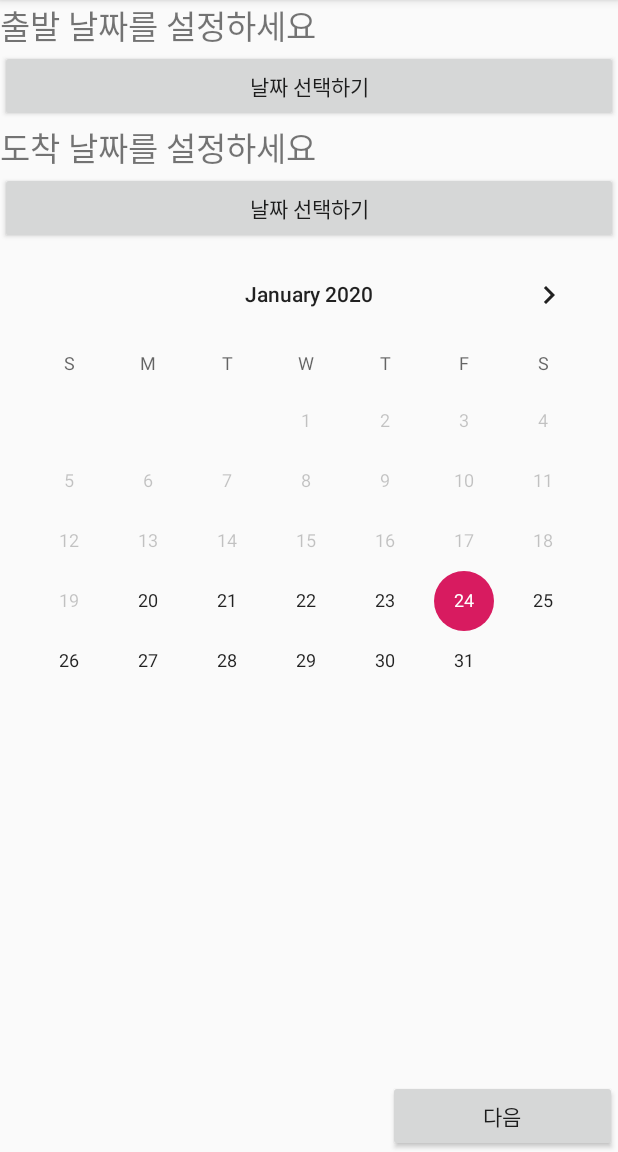
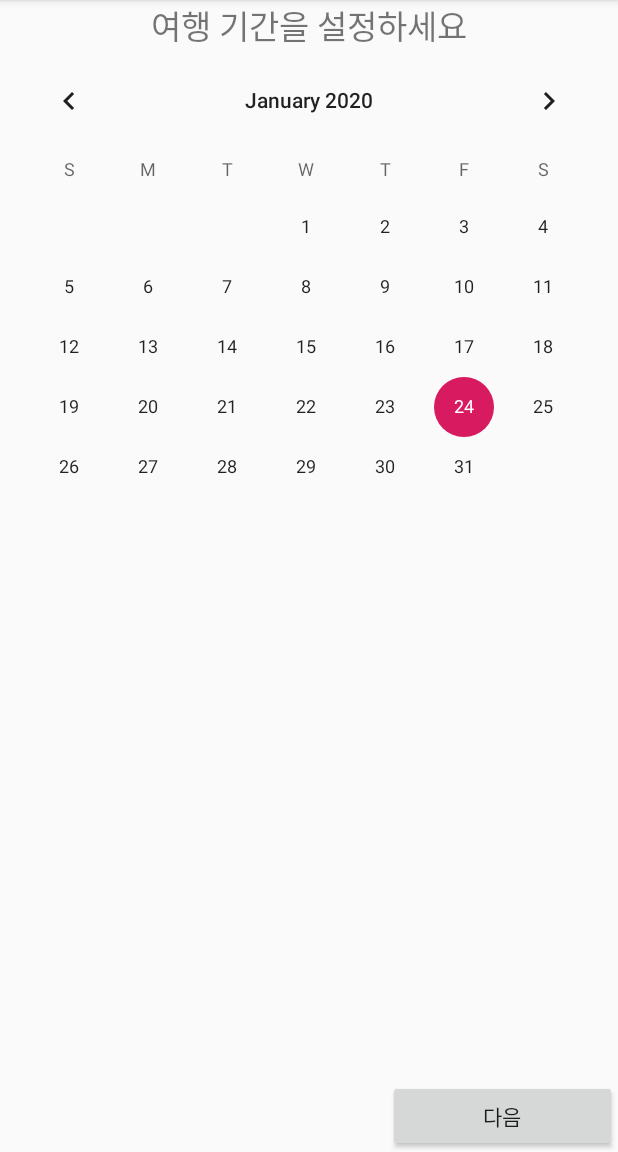
Before and after one commit to Kimnaram/Along-The-Road, an Android app: the dayselectActivity screen opened directly, with no data from a screen before it, on a phone screen of 412 x 824 dp, the part 84-1236 px from its top. Run offline under Robolectric (Android 15) with nearby library versions, the phone set to English and light mode, and no system bars; 1 statement that could not run was skipped.

Commit message:
여행 기간 선택하기 화면 수정중_200124

```diff
--- a/app/src/main/java/com/example/along_the_road/dayselectActivity.java
+++ b/app/src/main/java/com/example/along_the_road/dayselectActivity.java
@@ -2,43 +2,43 @@ package com.example.along_the_road;
 
 import androidx.appcompat.app.AppCompatActivity;
 
-import android.app.DatePickerDialog;
 import android.content.Intent;
 import android.os.Bundle;
 import android.view.View;
 import android.widget.Button;
 import android.widget.CalendarView;
-import android.widget.DatePicker;
-import android.widget.TextView;
 import android.widget.Toast;
+
+import java.util.Date;
+import java.text.SimpleDateFormat;
 
 public class dayselectActivity extends AppCompatActivity {
 
-    private DatePickerDialog.OnDateSetListener acallbackMethod;
-    private DatePickerDialog.OnDateSetListener scallbackMethod;
-    private Button start_date;
-    private Button arrive_date;
+    private int count = 0;
+    private String start_date = "";
+    private String end_date = "";
+//    private CalendarView calendar = (CalendarView)findViewById(R.id.calendar);
 
    @Override
     protected void onCreate(Bundle savedInstanceState) {
         super.onCreate(savedInstanceState);
         setContentView(R.layout.activity_dayselect);
 
-        this.InitiallizeView();
-        this.InitializesListener();
-        this.InitializeaListener();
-
         Intent intent = getIntent();
         final String city = intent.getExtras().getString("city");
         final Button next_btn = (Button)findViewById(R.id.next);
-        final Button start_btn = (Button)findViewById(R.id.startdate_btn);
-        final Button arrive_btn = (Button)findViewById(R.id.arrivedate_btn);
 
-        final String start_date = start_btn.getText().toString();
-        final String arrive_date = arrive_btn.getText().toString();
+       SimpleDateFormat format1 = new SimpleDateFormat ( "MMddyyyy");
 
-       //CalendarView 인스턴스 만들기
+       Date date = new Date();
+
+       String min_date = format1.format(date);
+       long min_date_l = Long.parseLong(min_date);
+
+       System.out.println(min_date);
+
        CalendarView calendar = (CalendarView)findViewById(R.id.calendar);
+       calendar.setMinDate(min_date_l);
 
        //리스너 등록
        calendar.setOnDateChangeListener(new CalendarView.OnDateChangeListener() {
@@ -47,10 +47,24 @@ public class dayselectActivity extends AppCompatActivity {
            public void onSelectedDayChange(CalendarView view, int year, int month, int dayOfMonth) {
 
                // TODO Auto-generated method stub
-               String start_day = year + "-" + month+1 + "-" + dayOfMonth;
-               Toast.makeText(dayselectActivity.this, year+"-"+(month+1)+"-"+dayOfMonth, Toast.LENGTH_SHORT).show();
+               count += 1;
+
+
+               if(count == 1) {
+                   start_date = "" +year + (month + 1) + dayOfMonth;
+                   Toast.makeText(dayselectActivity.this, "출발 날짜 : "+year + "-" + (month + 1) + "-" + dayOfMonth, Toast.LENGTH_SHORT).show();
                }
-       });
+
+               else if(count == 2) {
+                   String temp = ""+year + (month + 1) + dayOfMonth;
+                   int s_d = Integer.parseInt(start_date);
+                   int e_d = Integer.parseInt(temp);
+                   if(s_d >= e_d) {
+                       Toast.makeText(getApplicationContext(), "도착 날짜가 출발 날짜보다 먼저일 수 없습니다.", Toast.LENGTH_SHORT).show();
+                   }
+                   else if(s_d < e_d) {
+                       end_date = ""+year + (month + 1) + dayOfMonth;
+                       Toast.makeText(dayselectActivity.this, "도착 날짜 : "+year + "-" + (month + 1) + "-" + dayOfMonth, Toast.LENGTH_SHORT).show();
 
                        next_btn.setOnClickListener(new View.OnClickListener() {
                            @Override
@@ -59,46 +73,25 @@ public class dayselectActivity extends AppCompatActivity {
 
                                intent.putExtra("city", city);
                                intent.putExtra("s_date ", start_date);
-               intent.putExtra("a_date", arrive_date);
+                               intent.putExtra("a_date", end_date);
 
                                startActivity(intent);
                            }
                        });
 
                    }
-
-    public void InitiallizeView() {
-       start_date = (Button) findViewById(R.id.startdate_btn);
-       arrive_date = (Button) findViewById(R.id.arrivedate_btn);
+                   count = 0;
                }
 
-    public void InitializesListener() {
-       scallbackMethod = new DatePickerDialog.OnDateSetListener() {
+           }
+       });
+
+        next_btn.setOnClickListener(new View.OnClickListener() {
            @Override
-           public void onDateSet(DatePicker view, int year, int month, int dayOfMonth) {
-               start_date.setText(year + "년" + month + "월" + dayOfMonth + "일을 선택하셨습니다.");
+           public void onClick(View view) {
+               Toast.makeText(getApplicationContext(), "여행 기간을 선택해주세요.", Toast.LENGTH_SHORT).show();
            }
-       };
-    }
+       });
 
-    public void InitializeaListener() {
-       acallbackMethod = new DatePickerDialog.OnDateSetListener() {
-           @Override
-           public void onDateSet(DatePicker view, int year, int month, int dayOfMonth) {
-               arrive_date.setText(year + "년" + month + "월" + dayOfMonth + "일을 선택하셨습니다.");
-           }
-       };
-    }
-
-    public void OnaclickHandler(View view) {
-       DatePickerDialog dialog = new DatePickerDialog(this, acallbackMethod, 2020, 1, 20);
-
-       dialog.show();
-    }
-
-    public void OnsclickHandler(View view) {
-        DatePickerDialog dialog = new DatePickerDialog(this, scallbackMethod, 2020, 1, 20);
-
-        dialog.show();
     }
 }
--- a/app/src/main/res/layout/activity_dayselect.xml
+++ b/app/src/main/res/layout/activity_dayselect.xml
@@ -8,38 +8,17 @@
     tools:context=".dayselectActivity">
 
     <TextView
-        android:id="@+id/startdate"
-        android:layout_width="wrap_content"
-        android:layout_height="wrap_content"
-        android:text="출발 날짜를 설정하세요"
-        android:textSize="10pt" />
-
-    <Button
-        android:id="@+id/startdate_btn"
+        android:id="@+id/trip"
         android:layout_width="match_parent"
         android:layout_height="wrap_content"
-        android:onClick="OnsclickHandler"
-        android:text="날짜 선택하기" />
-
-    <TextView
-        android:id="@+id/arrivedate"
-        android:layout_width="wrap_content"
-        android:layout_height="wrap_content"
-        android:textSize="10pt"
-        android:text="도착 날짜를 설정하세요" />
-
-    <Button
-        android:id="@+id/arrivedate_btn"
-        android:layout_width="match_parent"
-        android:layout_height="wrap_content"
-        android:onClick="OnaclickHandler"
-        android:text="날짜 선택하기" />
+        android:gravity="center"
+        android:text="여행 기간을 설정하세요"
+        android:textSize="10pt" />
 
     <CalendarView
         android:id="@+id/calendar"
         android:layout_width="match_parent"
-        android:layout_height="0px"
-        android:minDate="01/20/2020"
+        android:layout_height="100dp"
         android:maxDate="05/31/2020"
         android:layout_weight="1" />
 
```
Lines whose indentation alone changed are shown as unchanged.
